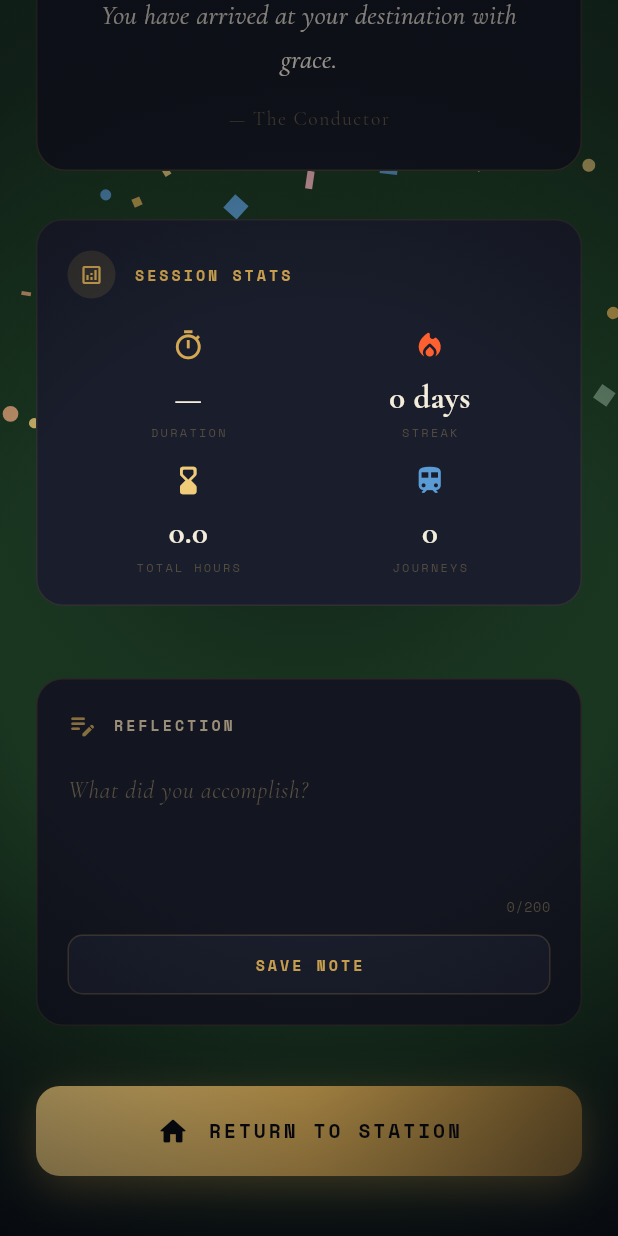
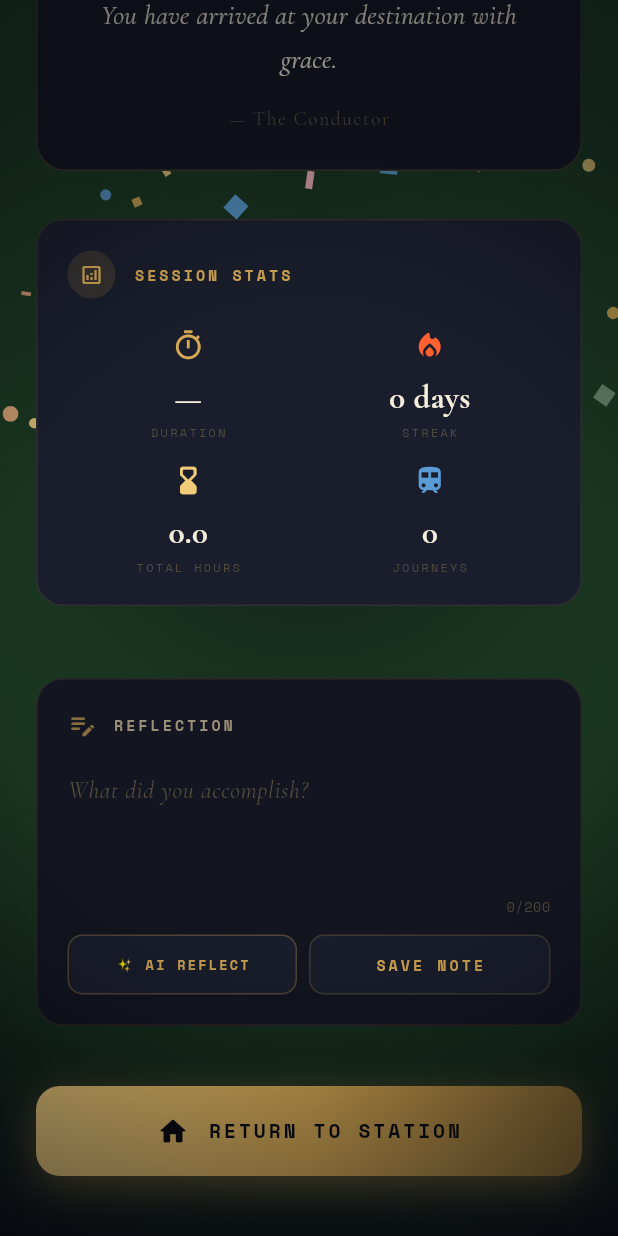
Before and after one commit to andlivshukla539/RailFocus, a Flutter app: the ArrivalScreen screen opened by its route, scrolled down 293 dp, on a phone screen of 412 x 824 dp. Run offline on Flutter 3.47's test engine with Material 3 defaults, Android fonts, the phone set to English and light mode, and no system bars; our stand-ins replace audioplayers, cloud_firestore, firebase_auth, firebase_core, fl_chart, flutter_animate and 11 more; missing offline and left inert: flutter_displaymode; accounts and stored records are empty; generated files the repository leaves out were written again.

Commit message:
feat: Phase 1 polish - adaptive AI pill, AI Reflect on arrival, real note persistence

```diff
--- a/lib/screens/arrival_screen.dart
+++ b/lib/screens/arrival_screen.dart
@@ -24,6 +24,7 @@ import '../models/session_model.dart';
 import '../router/app_router.dart';
 import '../services/storage_service.dart';
 import '../services/achievement_service.dart';
+import '../services/ai_coach_service.dart';
 import '../widgets/achievement_popup.dart';
 
 // ═══════════════════════════════════════════════════════════════
@@ -119,6 +120,23 @@ class _ArrivalScreenState extends State<ArrivalScreen>
   final _noteFocus = FocusNode();
   final _audio = AudioService();
   bool _noteSaved = false;
+  bool _aiReflecting = false;
+
+  Future<void> _aiReflect() async {
+    final raw = _noteController.text.trim();
+    if (raw.isEmpty) {
+      // If note is empty, seed it with a generic prompt for Gemini
+      _noteController.text = 'had a good session';
+    }
+    setState(() => _aiReflecting = true);
+    final routeName = _lastSession?.routeName ?? 'the journey';
+    final polished = await AiCoachService.instance.getVoiceReflection(
+      _noteController.text.trim(), routeName,
+    );
+    if (!mounted) return;
+    _noteController.text = polished;
+    setState(() { _aiReflecting = false; _noteSaved = false; });
+  }
 
   @override
   void initState() {
@@ -859,8 +877,40 @@ class _ArrivalScreenState extends State<ArrivalScreen>
 
             const SizedBox(height: 12),
 
-            // Save button
-            GestureDetector(
+            // Save button row
+            Row(
+              children: [
+                // ── ✨ AI Reflect ──────────────────────────────
+                Expanded(
+                  child: GestureDetector(
+                    onTap: _aiReflect,
+                    child: Container(
+                      height: 40,
+                      margin: const EdgeInsets.only(right: 8),
+                      decoration: BoxDecoration(
+                        color: _P.surface,
+                        borderRadius: BorderRadius.circular(10),
+                        border: Border.all(color: _P.brass.withValues(alpha: 0.3)),
+                      ),
+                      child: Center(
+                        child: _aiReflecting
+                          ? const SizedBox(width: 16, height: 16,
+                              child: CircularProgressIndicator(
+                                color: Color(0xFFD4A853), strokeWidth: 2))
+                          : Text(
+                              '✨ AI REFLECT',
+                              style: GoogleFonts.spaceMono(
+                                fontSize: 9, fontWeight: FontWeight.w700,
+                                color: _P.brass, letterSpacing: 1.5,
+                              ),
+                            ),
+                      ),
+                    ),
+                  ),
+                ),
+                // ── SAVE NOTE ─────────────────────────────────
+                Expanded(
+                  child: GestureDetector(
                     onTap: _saveNote,
                     child: Container(
                       height: 40,
@@ -871,16 +921,18 @@ class _ArrivalScreenState extends State<ArrivalScreen>
                       ),
                       child: Center(
                         child: Text(
-                    'SAVE NOTE',
+                          _noteSaved ? '✓ SAVED' : 'SAVE NOTE',
                           style: GoogleFonts.spaceMono(
-                      fontSize: 10,
-                      fontWeight: FontWeight.w700,
-                      color: _P.brass,
+                            fontSize: 10, fontWeight: FontWeight.w700,
+                            color: _noteSaved ? _P.success : _P.brass,
                             letterSpacing: 2,
                           ),
                         ),
                       ),
                     ),
+                  ),
+                ),
+              ],
             ),
           ],
         ),
@@ -890,11 +942,11 @@ class _ArrivalScreenState extends State<ArrivalScreen>
 
   void _saveNote() {
     if (_noteController.text.trim().isEmpty) return;
-
     HapticFeedback.lightImpact();
-
-    // TODO: Save note to session
-    // For now, just show confirmation
+    // Persist note to the most recent session
+    if (_lastSession != null) {
+      _storage.saveReflection(_lastSession!.id, _noteController.text.trim());
+    }
     setState(() => _noteSaved = true);
     _noteFocus.unfocus();
   }
```
Also changed, not shown: lib/screens/booking_screen.dart (+64 -4 lines). Lines whose indentation alone changed are shown as unchanged.
